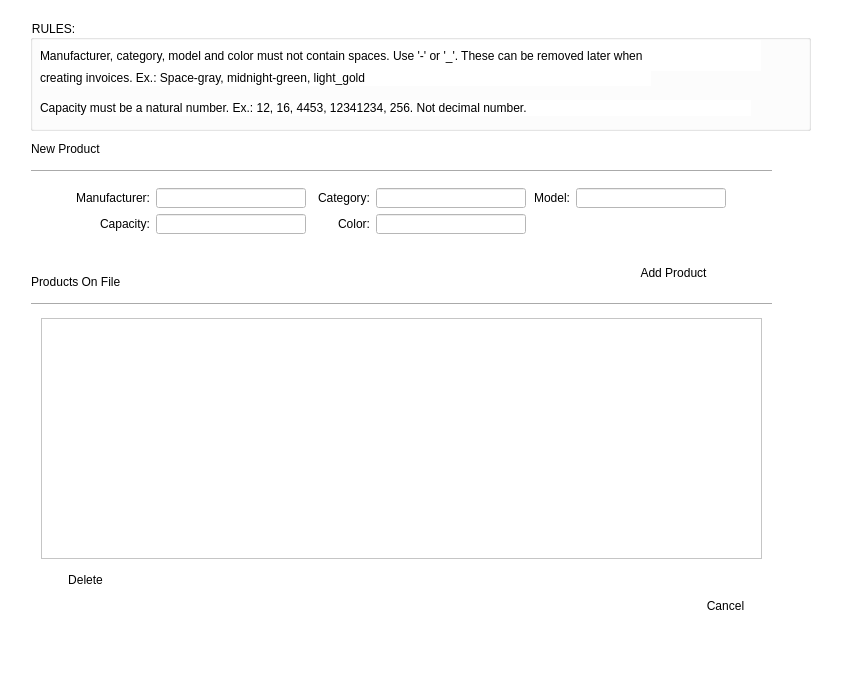
The window that uis/product_form.ui (andrei219/euromedia) describes before a commit, drawn with Qt 5.
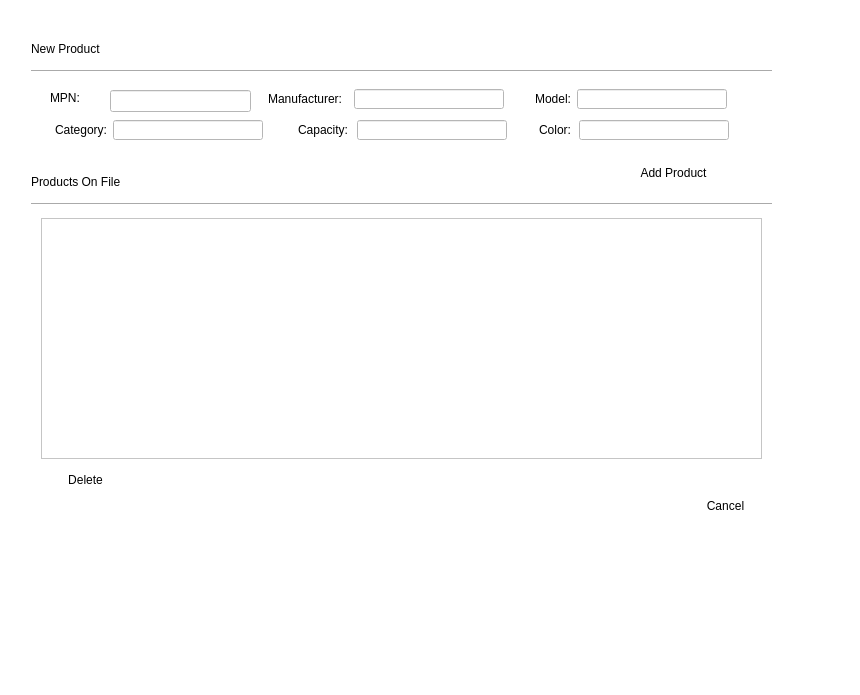
The same window after the commit. Icons and pictures are not drawn.

Patch:
```diff
--- a/uis/product_form.ui
+++ b/uis/product_form.ui
@@ -28,7 +28,7 @@
    <property name="geometry">
     <rect>
      <x>31</x>
-     <y>141</y>
+     <y>41</y>
      <width>81</width>
      <height>16</height>
     </rect>
@@ -53,7 +53,7 @@
    <property name="geometry">
     <rect>
      <x>31</x>
-     <y>163</y>
+     <y>63</y>
      <width>741</width>
      <height>16</height>
     </rect>
@@ -78,7 +78,7 @@
    <property name="geometry">
     <rect>
      <x>41</x>
-     <y>318</y>
+     <y>218</y>
      <width>721</width>
      <height>241</height>
     </rect>
@@ -100,7 +100,7 @@
    <property name="geometry">
     <rect>
      <x>31</x>
-     <y>274</y>
+     <y>174</y>
      <width>141</width>
      <height>16</height>
     </rect>
@@ -125,7 +125,7 @@
    <property name="geometry">
     <rect>
      <x>31</x>
-     <y>296</y>
+     <y>196</y>
      <width>741</width>
      <height>16</height>
     </rect>
@@ -150,7 +150,7 @@
    <property name="geometry">
     <rect>
      <x>50</x>
-     <y>570</y>
+     <y>470</y>
      <width>71</width>
      <height>19</height>
     </rect>
@@ -188,7 +188,7 @@
    <property name="geometry">
     <rect>
      <x>690</x>
-     <y>580</y>
+     <y>480</y>
      <width>71</width>
      <height>51</height>
     </rect>
@@ -225,52 +225,76 @@
     <bool>true</bool>
    </property>
   </widget>
-  <widget class="QWidget" name="layoutWidget">
+  <widget class="QToolButton" name="add_product_tool_button">
    <property name="geometry">
     <rect>
-     <x>70</x>
-     <y>188</y>
-     <width>658</width>
-     <height>48</height>
+     <x>620</x>
+     <y>160</y>
+     <width>107</width>
+     <height>25</height>
     </rect>
    </property>
    <property name="minimumSize">
     <size>
-     <width>658</width>
-     <height>48</height>
+     <width>107</width>
+     <height>25</height>
     </size>
    </property>
    <property name="maximumSize">
     <size>
-     <width>658</width>
-     <height>48</height>
+     <width>107</width>
+     <height>25</height>
     </size>
    </property>
-   <layout class="QGridLayout" name="gridLayout">
-    <item row="0" column="0">
-     <widget class="QLabel" name="label_2">
-      <property name="minimumSize">
-       <size>
-        <width>80</width>
-        <height>20</height>
-       </size>
-      </property>
-      <property name="maximumSize">
-       <size>
-        <width>80</width>
-        <height>20</height>
-       </size>
-      </property>
+   <property name="styleSheet">
+    <string notr="true">background:white;</string>
+   </property>
+   <property name="text">
+    <string>Add Product</string>
+   </property>
+   <property name="icon">
+    <iconset resource="../app/icons.qrc">
+     <normaloff>:/new</normaloff>:/new</iconset>
+   </property>
+   <property name="toolButtonStyle">
+    <enum>Qt::ToolButtonTextBesideIcon</enum>
+   </property>
+   <property name="autoRaise">
+    <bool>true</bool>
+   </property>
+  </widget>
+  <widget class="QLabel" name="label_8">
+   <property name="geometry">
+    <rect>
+     <x>50</x>
+     <y>90</y>
+     <width>55</width>
+     <height>16</height>
+    </rect>
+   </property>
       <property name="text">
-       <string>Manufacturer:</string>
-      </property>
-      <property name="alignment">
-       <set>Qt::AlignRight|Qt::AlignTrailing|Qt::AlignVCenter</set>
-      </property>
-     </widget>
-    </item>
-    <item row="0" column="1">
+    <string>MPN:</string>
+   </property>
+  </widget>
+  <widget class="QLineEdit" name="mpn">
+   <property name="geometry">
+    <rect>
+     <x>110</x>
+     <y>90</y>
+     <width>141</width>
+     <height>22</height>
+    </rect>
+   </property>
+  </widget>
      <widget class="QLineEdit" name="manufacturer_line_edit">
+   <property name="geometry">
+    <rect>
+     <x>354</x>
+     <y>89</y>
+     <width>150</width>
+     <height>20</height>
+    </rect>
+   </property>
       <property name="minimumSize">
        <size>
         <width>150</width>
@@ -284,9 +308,15 @@
        </size>
       </property>
      </widget>
-    </item>
-    <item row="0" column="2">
      <widget class="QLabel" name="label_3">
+   <property name="geometry">
+    <rect>
+     <x>49</x>
+     <y>120</y>
+     <width>58</width>
+     <height>20</height>
+    </rect>
+   </property>
       <property name="minimumSize">
        <size>
         <width>58</width>
@@ -306,9 +336,15 @@
        <set>Qt::AlignRight|Qt::AlignTrailing|Qt::AlignVCenter</set>
       </property>
      </widget>
-    </item>
-    <item row="0" column="3">
      <widget class="QLineEdit" name="category_line_edit">
+   <property name="geometry">
+    <rect>
+     <x>113</x>
+     <y>120</y>
+     <width>150</width>
+     <height>20</height>
+    </rect>
+   </property>
       <property name="minimumSize">
        <size>
         <width>150</width>
@@ -322,9 +358,15 @@
        </size>
       </property>
      </widget>
-    </item>
-    <item row="0" column="4">
      <widget class="QLabel" name="label_4">
+   <property name="geometry">
+    <rect>
+     <x>533</x>
+     <y>89</y>
+     <width>38</width>
+     <height>20</height>
+    </rect>
+   </property>
       <property name="minimumSize">
        <size>
         <width>38</width>
@@ -344,9 +386,15 @@
        <set>Qt::AlignRight|Qt::AlignTrailing|Qt::AlignVCenter</set>
       </property>
      </widget>
-    </item>
-    <item row="0" column="5">
      <widget class="QLineEdit" name="model_line_edit">
+   <property name="geometry">
+    <rect>
+     <x>577</x>
+     <y>89</y>
+     <width>150</width>
+     <height>20</height>
+    </rect>
+   </property>
       <property name="minimumSize">
        <size>
         <width>150</width>
@@ -360,9 +408,15 @@
        </size>
       </property>
      </widget>
-    </item>
-    <item row="1" column="0">
      <widget class="QLabel" name="label_5">
+   <property name="geometry">
+    <rect>
+     <x>268</x>
+     <y>120</y>
+     <width>80</width>
+     <height>20</height>
+    </rect>
+   </property>
       <property name="minimumSize">
        <size>
         <width>80</width>
@@ -382,9 +436,15 @@
        <set>Qt::AlignRight|Qt::AlignTrailing|Qt::AlignVCenter</set>
       </property>
      </widget>
-    </item>
-    <item row="1" column="1">
      <widget class="QLineEdit" name="capacity_line_edit">
+   <property name="geometry">
+    <rect>
+     <x>357</x>
+     <y>120</y>
+     <width>150</width>
+     <height>20</height>
+    </rect>
+   </property>
       <property name="minimumSize">
        <size>
         <width>150</width>
@@ -398,9 +458,43 @@
        </size>
       </property>
      </widget>
-    </item>
-    <item row="1" column="2">
+  <widget class="QLabel" name="label_2">
+   <property name="geometry">
+    <rect>
+     <x>262</x>
+     <y>89</y>
+     <width>80</width>
+     <height>20</height>
+    </rect>
+   </property>
+   <property name="minimumSize">
+    <size>
+     <width>80</width>
+     <height>20</height>
+    </size>
+   </property>
+   <property name="maximumSize">
+    <size>
+     <width>80</width>
+     <height>20</height>
+    </size>
+   </property>
+   <property name="text">
+    <string>Manufacturer:</string>
+   </property>
+   <property name="alignment">
+    <set>Qt::AlignRight|Qt::AlignTrailing|Qt::AlignVCenter</set>
+   </property>
+  </widget>
      <widget class="QLabel" name="label_6">
+   <property name="geometry">
+    <rect>
+     <x>513</x>
+     <y>120</y>
+     <width>58</width>
+     <height>20</height>
+    </rect>
+   </property>
       <property name="minimumSize">
        <size>
         <width>58</width>
@@ -420,9 +514,15 @@
        <set>Qt::AlignRight|Qt::AlignTrailing|Qt::AlignVCenter</set>
       </property>
      </widget>
-    </item>
-    <item row="1" column="3">
      <widget class="QLineEdit" name="color_line_edit">
+   <property name="geometry">
+    <rect>
+     <x>579</x>
+     <y>120</y>
+     <width>150</width>
+     <height>20</height>
+    </rect>
+   </property>
       <property name="minimumSize">
        <size>
         <width>150</width>
@@ -435,102 +535,6 @@
         <height>20</height>
        </size>
       </property>
-     </widget>
-    </item>
-   </layout>
-  </widget>
-  <widget class="QToolButton" name="add_product_tool_button">
-   <property name="geometry">
-    <rect>
-     <x>620</x>
-     <y>260</y>
-     <width>107</width>
-     <height>25</height>
-    </rect>
-   </property>
-   <property name="minimumSize">
-    <size>
-     <width>107</width>
-     <height>25</height>
-    </size>
-   </property>
-   <property name="maximumSize">
-    <size>
-     <width>107</width>
-     <height>25</height>
-    </size>
-   </property>
-   <property name="styleSheet">
-    <string notr="true">background:white;</string>
-   </property>
-   <property name="text">
-    <string>Add Product</string>
-   </property>
-   <property name="icon">
-    <iconset resource="../app/icons.qrc">
-     <normaloff>:/new</normaloff>:/new</iconset>
-   </property>
-   <property name="toolButtonStyle">
-    <enum>Qt::ToolButtonTextBesideIcon</enum>
-   </property>
-   <property name="autoRaise">
-    <bool>true</bool>
-   </property>
-  </widget>
-  <widget class="QGroupBox" name="groupBox">
-   <property name="geometry">
-    <rect>
-     <x>30</x>
-     <y>20</y>
-     <width>781</width>
-     <height>111</height>
-    </rect>
-   </property>
-   <property name="styleSheet">
-    <string notr="true">background-color:'#FF7F7F'</string>
-   </property>
-   <property name="title">
-    <string>RULES:</string>
-   </property>
-   <widget class="QLabel" name="label_8">
-    <property name="geometry">
-     <rect>
-      <x>10</x>
-      <y>20</y>
-      <width>721</width>
-      <height>31</height>
-     </rect>
-    </property>
-    <property name="text">
-     <string>Manufacturer, category, model and color must not contain spaces. Use '-' or '_'. These can be removed later when  </string>
-    </property>
-   </widget>
-   <widget class="QLabel" name="label_9">
-    <property name="geometry">
-     <rect>
-      <x>10</x>
-      <y>80</y>
-      <width>711</width>
-      <height>16</height>
-     </rect>
-    </property>
-    <property name="text">
-     <string>Capacity must be a natural number. Ex.: 12, 16, 4453, 12341234, 256. Not decimal number.</string>
-    </property>
-   </widget>
-   <widget class="QLabel" name="label_10">
-    <property name="geometry">
-     <rect>
-      <x>10</x>
-      <y>50</y>
-      <width>611</width>
-      <height>16</height>
-     </rect>
-    </property>
-    <property name="text">
-     <string>creating invoices. Ex.: Space-gray, midnight-green, light_gold</string>
-    </property>
-   </widget>
   </widget>
  </widget>
  <tabstops>
```
Left out of the diff: 5 changed lines with no effect on the pictures. Lines whose indentation alone changed are shown as unchanged.
